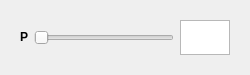
This is ui/subpanel/pidparametersupdater/configsinglelinewidget/ConfigSingleLineWidgetUI.ui in AeroQuad/AeroQuadConfiguratorPyQt as Qt 5 draws it before an edit. The edited form follows.
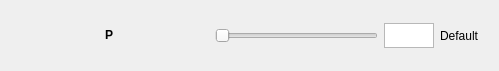
This is the edited form.

Commit message: PID's widget adjustment!

Diff of the .ui file:
```diff
--- a/ui/subpanel/pidparametersupdater/configsinglelinewidget/ConfigSingleLineWidgetUI.ui
+++ b/ui/subpanel/pidparametersupdater/configsinglelinewidget/ConfigSingleLineWidgetUI.ui
@@ -6,7 +6,7 @@
    <rect>
     <x>0</x>
     <y>0</y>
-    <width>250</width>
+    <width>499</width>
     <height>71</height>
    </rect>
   </property>
@@ -14,36 +14,91 @@
    <string>Update Parameter</string>
   </property>
   <layout class="QGridLayout" name="gridLayout">
+   <property name="margin">
+    <number>0</number>
+   </property>
    <item row="0" column="0">
     <widget class="QWidget" name="gridWidget" native="true">
      <layout class="QGridLayout" name="pid_layout">
+      <item row="0" column="0">
+       <widget class="QLabel" name="label">
+        <property name="minimumSize">
+         <size>
+          <width>200</width>
+          <height>25</height>
+         </size>
+        </property>
+        <property name="maximumSize">
+         <size>
+          <width>200</width>
+          <height>25</height>
+         </size>
+        </property>
+        <property name="midLineWidth">
+         <number>0</number>
+        </property>
+        <property name="text">
+         <string>&lt;html&gt;&lt;head/&gt;&lt;body&gt;&lt;p align=&quot;center&quot;&gt;&lt;span style=&quot; font-weight:600;&quot;&gt;P&lt;/span&gt;&lt;/p&gt;&lt;/body&gt;&lt;/html&gt;</string>
+        </property>
+        <property name="alignment">
+         <set>Qt::AlignRight|Qt::AlignTrailing|Qt::AlignVCenter</set>
+        </property>
+       </widget>
+      </item>
       <item row="0" column="1">
        <widget class="QSlider" name="slider">
+        <property name="minimumSize">
+         <size>
+          <width>0</width>
+          <height>25</height>
+         </size>
+        </property>
         <property name="maximumSize">
          <size>
           <width>16777215</width>
-          <height>35</height>
+          <height>25</height>
          </size>
         </property>
         <property name="orientation">
          <enum>Qt::Horizontal</enum>
         </property>
+        <property name="tickInterval">
+         <number>5</number>
+        </property>
        </widget>
       </item>
       <item row="0" column="2">
        <widget class="QTextEdit" name="edit_box">
+        <property name="minimumSize">
+         <size>
+          <width>0</width>
+          <height>25</height>
+         </size>
+        </property>
         <property name="maximumSize">
          <size>
           <width>50</width>
-          <height>35</height>
+          <height>25</height>
          </size>
         </property>
        </widget>
       </item>
-      <item row="0" column="0">
-       <widget class="QLabel" name="label">
+      <item row="0" column="3">
+       <widget class="QLabel" name="default_label">
+        <property name="minimumSize">
+         <size>
+          <width>50</width>
+          <height>25</height>
+         </size>
+        </property>
+        <property name="maximumSize">
+         <size>
+          <width>16777215</width>
+          <height>25</height>
+         </size>
+        </property>
         <property name="text">
-         <string>&lt;html&gt;&lt;head/&gt;&lt;body&gt;&lt;p align=&quot;center&quot;&gt;&lt;span style=&quot; font-weight:600;&quot;&gt;P&lt;/span&gt;&lt;/p&gt;&lt;/body&gt;&lt;/html&gt;</string>
+         <string>Default</string>
         </property>
        </widget>
       </item>
```
The commit also changes 6 other files.
